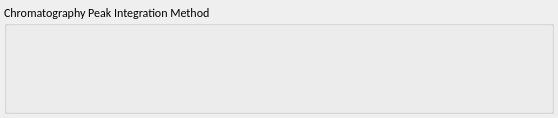
This is src/libs/adwidgets/peakmethodform.ui in qtplatz/qtplatz as Qt 5 draws it before an edit. The edited form follows.
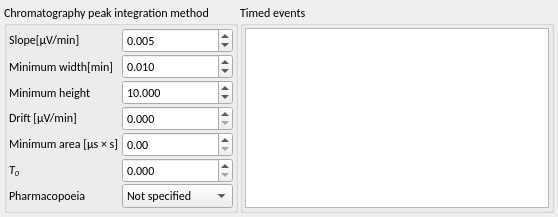
This is the edited form. Custom widgets are drawn as their Qt base class.

What changed in the file:
```diff
--- a/src/libs/adwidgets/peakmethodform.ui
+++ b/src/libs/adwidgets/peakmethodform.ui
@@ -7,7 +7,7 @@
     <x>0</x>
     <y>0</y>
     <width>558</width>
-    <height>118</height>
+    <height>145</height>
    </rect>
   </property>
   <property name="sizePolicy">
@@ -38,17 +38,239 @@
     <number>4</number>
    </property>
    <item>
-    <widget class="QGroupBox" name="groupBox">
-     <property name="title">
-      <string>Chromatography Peak Integration Method</string>
+    <layout class="QHBoxLayout" name="horizontalLayout">
+     <property name="spacing">
+      <number>2</number>
      </property>
-     <property name="flat">
-      <bool>false</bool>
-     </property>
-    </widget>
+     <item>
+      <widget class="QGroupBox" name="groupBox">
+       <property name="title">
+        <string>Chromatography peak integration method</string>
+       </property>
+       <layout class="QGridLayout" name="gridLayout_2">
+        <property name="leftMargin">
+         <number>2</number>
+        </property>
+        <property name="topMargin">
+         <number>2</number>
+        </property>
+        <property name="rightMargin">
+         <number>2</number>
+        </property>
+        <property name="bottomMargin">
+         <number>2</number>
+        </property>
+        <property name="horizontalSpacing">
+         <number>2</number>
+        </property>
+        <property name="verticalSpacing">
+         <number>1</number>
+        </property>
+        <item row="1" column="0">
+         <widget class="QLabel" name="label_2">
+          <property name="text">
+           <string>Minimum width[min]</string>
+          </property>
+         </widget>
+        </item>
+        <item row="2" column="0">
+         <widget class="QLabel" name="label_3">
+          <property name="text">
+           <string>Minimum height</string>
+          </property>
+         </widget>
+        </item>
+        <item row="6" column="0">
+         <widget class="QLabel" name="label_7">
+          <property name="text">
+           <string>Pharmacopoeia</string>
+          </property>
+         </widget>
+        </item>
+        <item row="4" column="0">
+         <widget class="QLabel" name="label_5">
+          <property name="text">
+           <string>Minimum area [&amp;mu;s &amp;times; s]</string>
+          </property>
+          <property name="textFormat">
+           <enum>Qt::RichText</enum>
+          </property>
+         </widget>
+        </item>
+        <item row="5" column="0">
+         <widget class="QLabel" name="label_6">
+          <property name="text">
+           <string>&lt;i&gt;T&lt;sub&gt;0&lt;/sub&gt;&lt;/i&gt;</string>
+          </property>
+          <property name="textFormat">
+           <enum>Qt::RichText</enum>
+          </property>
+         </widget>
+        </item>
+        <item row="3" column="0">
+         <widget class="QLabel" name="label_4">
+          <property name="text">
+           <string>Drift [&amp;mu;V/min]</string>
+          </property>
+          <property name="textFormat">
+           <enum>Qt::RichText</enum>
+          </property>
+         </widget>
+        </item>
+        <item row="0" column="1">
+         <widget class="QDoubleSpinBox" name="doubleSpinBox">
+          <property name="decimals">
+           <number>3</number>
+          </property>
+          <property name="maximum">
+           <double>99.989999999999995</double>
+          </property>
+          <property name="singleStep">
+           <double>0.001000000000000</double>
+          </property>
+          <property name="value">
+           <double>0.005000000000000</double>
+          </property>
+         </widget>
+        </item>
+        <item row="1" column="1">
+         <widget class="QDoubleSpinBox" name="doubleSpinBox_2">
+          <property name="decimals">
+           <number>3</number>
+          </property>
+          <property name="singleStep">
+           <double>0.010000000000000</double>
+          </property>
+          <property name="value">
+           <double>0.010000000000000</double>
+          </property>
+         </widget>
+        </item>
+        <item row="2" column="1">
+         <widget class="QDoubleSpinBox" name="doubleSpinBox_3">
+          <property name="decimals">
+           <number>3</number>
+          </property>
+          <property name="maximum">
+           <double>1000000000000.000000000000000</double>
+          </property>
+          <property name="singleStep">
+           <double>100.000000000000000</double>
+          </property>
+          <property name="value">
+           <double>10.000000000000000</double>
+          </property>
+         </widget>
+        </item>
+        <item row="3" column="1">
+         <widget class="QDoubleSpinBox" name="doubleSpinBox_4">
+          <property name="decimals">
+           <number>3</number>
+          </property>
+          <property name="maximum">
+           <double>1000000000.000000000000000</double>
+          </property>
+          <property name="singleStep">
+           <double>1.000000000000000</double>
+          </property>
+         </widget>
+        </item>
+        <item row="4" column="1">
+         <widget class="QDoubleSpinBox" name="doubleSpinBox_5">
+          <property name="maximum">
+           <double>999999999999999.000000000000000</double>
+          </property>
+         </widget>
+        </item>
+        <item row="5" column="1">
+         <widget class="QDoubleSpinBox" name="doubleSpinBox_6">
+          <property name="decimals">
+           <number>3</number>
+          </property>
+          <property name="singleStep">
+           <double>0.001000000000000</double>
+          </property>
+         </widget>
+        </item>
+        <item row="6" column="1">
+         <widget class="QComboBox" name="comboBox">
+          <item>
+           <property name="text">
+            <string>Not specified</string>
+           </property>
+          </item>
+          <item>
+           <property name="text">
+            <string>EP</string>
+           </property>
+          </item>
+          <item>
+           <property name="text">
+            <string>JP</string>
+           </property>
+          </item>
+          <item>
+           <property name="text">
+            <string>USP</string>
+           </property>
+          </item>
+         </widget>
+        </item>
+        <item row="0" column="0">
+         <widget class="QLabel" name="label">
+          <property name="text">
+           <string>Slope[&amp;mu;V/min]</string>
+          </property>
+          <property name="textFormat">
+           <enum>Qt::RichText</enum>
+          </property>
+         </widget>
+        </item>
+       </layout>
+      </widget>
+     </item>
+     <item>
+      <widget class="QGroupBox" name="groupBox_2">
+       <property name="title">
+        <string>Timed events</string>
+       </property>
+       <layout class="QVBoxLayout" name="verticalLayout">
+        <property name="spacing">
+         <number>2</number>
+        </property>
+        <property name="leftMargin">
+         <number>2</number>
+        </property>
+        <property name="topMargin">
+         <number>2</number>
+        </property>
+        <property name="rightMargin">
+         <number>2</number>
+        </property>
+        <property name="bottomMargin">
+         <number>2</number>
+        </property>
+        <item>
+         <layout class="QHBoxLayout" name="horizontalLayout_3">
+          <item>
+           <widget class="adwidgets::TableView" name="tableView"/>
+          </item>
+         </layout>
+        </item>
+       </layout>
+      </widget>
+     </item>
+    </layout>
    </item>
   </layout>
  </widget>
+ <customwidgets>
+  <customwidget>
+   <class>adwidgets::TableView</class>
+   <extends>QTableView</extends>
+   <header>tableview.hpp</header>
+  </customwidget>
+ </customwidgets>
  <resources/>
  <connections/>
 </ui>
```
Left out of the diff: 4 changed lines with no effect on the pictures.
